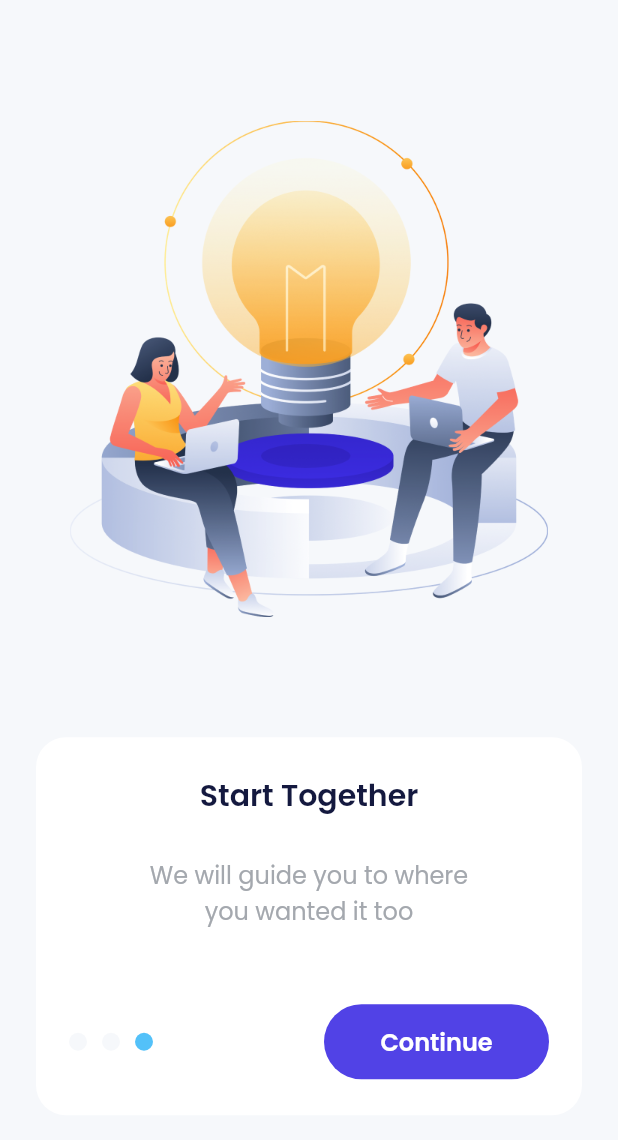
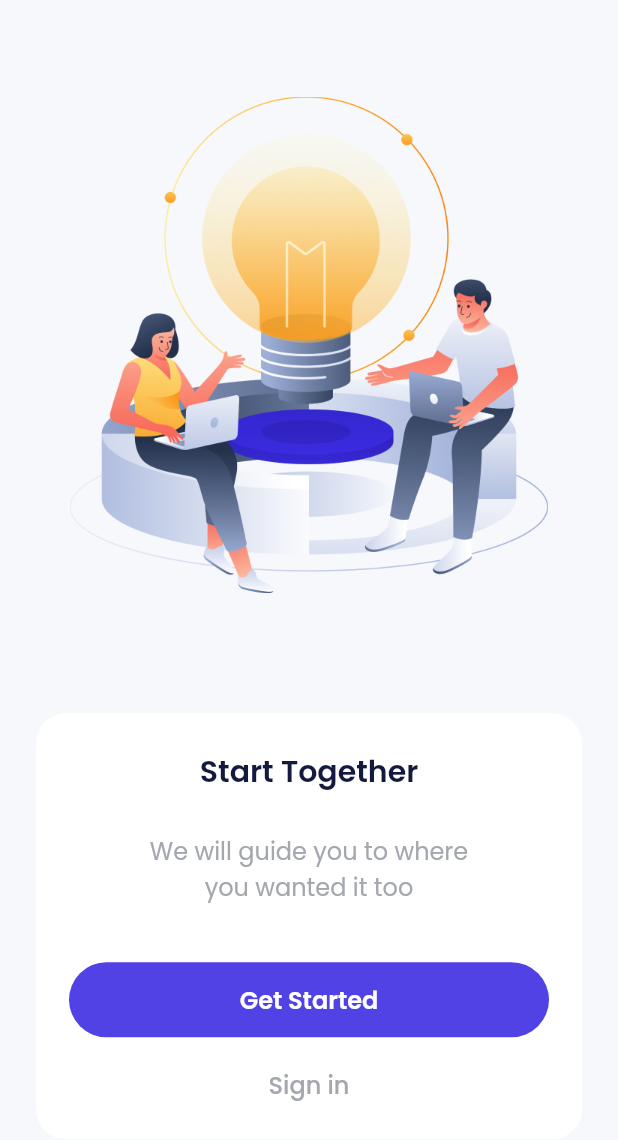
Before and after one commit to idrus-kun/bank_sha, a Flutter app: the screen it shows after launch, swiped to page 3, on a phone screen of 412 x 824 dp. Shown: the top 1140 px of the screen. Run offline on Flutter 3.47's test engine with Material 2 defaults, Android fonts, the phone set to English and light mode, and no system bars; drawn by our look-alikes of carousel_slider; our stand-ins replace google_fonts.

Commit message:
edited 2.5

```diff
--- a/lib/ui/pages/onboarding_page.dart
+++ b/lib/ui/pages/onboarding_page.dart
@@ -95,10 +95,56 @@
                     ),
                     textAlign: TextAlign.center,
                   ),
+                  SizedBox(
+                    height: currentIndex == 2 ? 38 : 50,
+                  ),
+                  currentIndex == 2
+                      ? Column(
+                          children: [
+                            SizedBox(
+                              width: double.infinity,
+                              height: 50,
+                              child: TextButton(
+                                onPressed: () {
+                                  carouselController.nextPage();
+                                },
+                                style: TextButton.styleFrom(
+                                  backgroundColor: purpleColor,
+                                  shape: RoundedRectangleBorder(
+                                    borderRadius: BorderRadius.circular(56),
+                                  ),
+                                ),
+                                child: Text(
+                                  'Get Started',
+                                  style: whiteTextStyle.copyWith(
+                                    fontSize: 16,
+                                    fontWeight: semiBold,
+                                  ),
+                                ),
+                              ),
+                            ),
                             const SizedBox(
-                    height: 50,
+                              height: 20,
                             ),
-                  Row(
+                            SizedBox(
+                              width: double.infinity,
+                              height: 24,
+                              child: TextButton(
+                                onPressed: () {},
+                                style: TextButton.styleFrom(
+                                  padding: EdgeInsets.zero,
+                                ),
+                                child: Text(
+                                  'Sign in',
+                                  style: greyTextStyle.copyWith(
+                                    fontSize: 16,
+                                  ),
+                                ),
+                              ),
+                            ),
+                          ],
+                        )
+                      : Row(
                           children: [
                             Container(
                               width: 12,
@@ -140,7 +186,7 @@
                               ),
                             ),
                             const Spacer(),
-                      Container(
+                            SizedBox(
                               width: 150,
                               height: 50,
                               child: TextButton(
```
Lines whose indentation alone changed are shown as unchanged.
